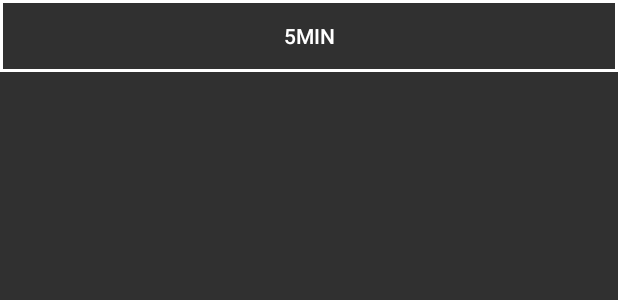
After one commit to aashrai/GET-TO-WORK, an Android app: the layout button_timing.xml on its own in the app's theme, with its tools: preview values and no code run, on a phone screen of 412 x 824 dp. The commit adds this screen. Shown: the top 300 px of the screen. Run offline under Robolectric (Android 15) with nearby library versions, the phone set to English and light mode, and no system bars.

Commit message:
Implement timing grid

```diff
--- /dev/null
+++ b/app/src/main/res/color/timing_button_textcolor.xml
@@ -0,0 +1,6 @@
+<?xml version="1.0" encoding="utf-8"?>
+<selector xmlns:android="http://schemas.android.com/apk/res/android">
+  <item android:state_pressed="true" android:color="@android:color/black"/>
+  <item android:state_focused="true" android:color="@android:color/black"/>
+  <item android:color="@android:color/white"/>
+</selector>
--- /dev/null
+++ b/app/src/main/res/drawable/timing_button.xml
@@ -0,0 +1,6 @@
+<?xml version="1.0" encoding="utf-8"?>
+<selector xmlns:android="http://schemas.android.com/apk/res/android">
+  <item android:state_pressed="true" android:drawable="@drawable/white_fill_button"/>
+  <item android:state_focused="true" android:drawable="@drawable/white_fill_button"/>
+  <item android:drawable="@drawable/white_border_button"/>
+</selector>
--- /dev/null
+++ b/app/src/main/res/drawable/white_border_button.xml
@@ -0,0 +1,6 @@
+<?xml version="1.0" encoding="utf-8"?>
+<shape xmlns:android="http://schemas.android.com/apk/res/android"
+    android:shape="rectangle">
+  <solid android:color="@android:color/transparent"/>
+  <stroke android:color="@android:color/white" android:width="2dp"/>
+</shape>
--- /dev/null
+++ b/app/src/main/res/drawable/white_fill_button.xml
@@ -0,0 +1,6 @@
+<?xml version="1.0" encoding="utf-8"?>
+<shape xmlns:android="http://schemas.android.com/apk/res/android"
+    android:shape="rectangle">
+  <solid android:color="@android:color/white"/>
+
+</shape>
--- /dev/null
+++ b/app/src/main/res/layout/button_timing.xml
@@ -0,0 +1,8 @@
+<?xml version="1.0" encoding="utf-8"?>
+<Button xmlns:android="http://schemas.android.com/apk/res/android"
+    xmlns:tools="http://schemas.android.com/tools"
+    android:layout_width="match_parent"
+    android:layout_height="wrap_content"
+    tools:text="5min"
+    android:background="@drawable/timing_button"
+    android:textColor="@color/timing_button_textcolor"/>
```
Also changed, not shown: app/src/main/java/aashrai/android/gettowork/TimingGridDecorator.java (added, +40 -0 lines), app/src/main/java/aashrai/android/gettowork/adapter/TimingGridAdapter.java (added, +54 -0 lines), app/src/main/java/aashrai/android/gettowork/view/activity/MainActivity.java (+56 -1 lines), app/src/main/res/layout/activity_main.xml (+20 -2 lines), app/src/main/res/values/dimens.xml (+9 -5 lines), 1 other file.
